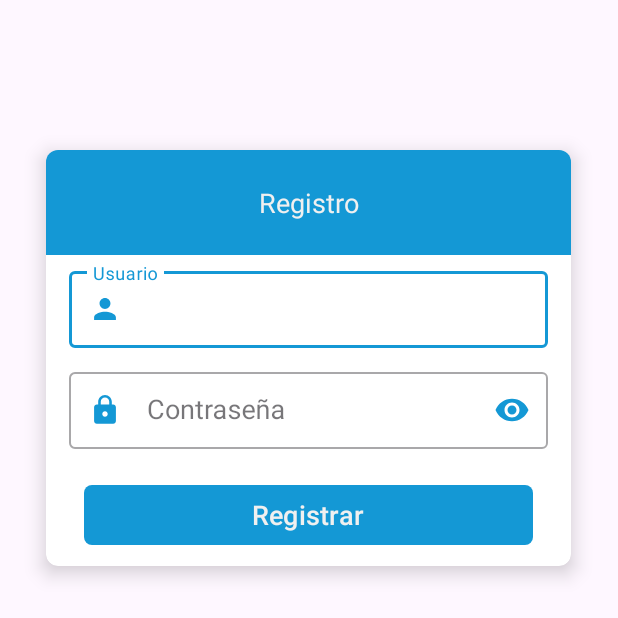
After one commit to kevabin01/SuperHero, an Android app: the fragment RegistroFragment shown on its own in the app's theme, on a phone screen of 412 x 824 dp, the top half of it. The commit adds this screen. Run offline under Robolectric (Android 15) with nearby library versions, the phone set to English and light mode, and no system bars; our stand-ins replace data binding; 7 statements that could not run were skipped.

Commit message:
Pantalla Registro y textos

```diff
--- /dev/null
+++ b/app/src/main/java/com/codequark/superhero/ui/fragments/RegistroFragment.java
@@ -0,0 +1,147 @@
+package com.codequark.superhero.ui.fragments;
+
+import android.os.Bundle;
+import android.text.Editable;
+import android.view.LayoutInflater;
+import android.view.View;
+import android.view.ViewGroup;
+import android.widget.Toast;
+
+import androidx.annotation.NonNull;
+import androidx.annotation.Nullable;
+import androidx.annotation.StringRes;
+import androidx.fragment.app.Fragment;
+import androidx.lifecycle.Observer;
+import androidx.lifecycle.ViewModelProvider;
+
+import com.codequark.superhero.R;
+import com.codequark.superhero.databinding.FragmentRegistroBinding;
+import com.codequark.superhero.managers.NetworkManager.LoginStateDef;
+import com.codequark.superhero.ui.dialogs.LoadingDialog;
+import com.codequark.superhero.viewModels.MainViewModel;
+import com.google.android.material.textfield.TextInputEditText;
+
+public class RegistroFragment extends Fragment {
+    private FragmentRegistroBinding binding;
+
+    private MainViewModel viewModel;
+
+    private LoadingDialog.Builder loadingBuilder;
+
+    @Nullable
+    @Override
+    public View onCreateView(@NonNull LayoutInflater inflater, @Nullable ViewGroup container, @Nullable Bundle savedInstanceState) {
+        viewModel = new ViewModelProvider(this).get(MainViewModel.class);
+        binding = FragmentRegistroBinding.inflate(inflater, container, false);
+        binding.setViewModel(viewModel);
+        return binding.getRoot();
+    }
+
+    @Override
+    public void onViewCreated(@NonNull View view, @Nullable Bundle savedInstanceState) {
+        super.onViewCreated(view, savedInstanceState);
+
+        loadingBuilder = new LoadingDialog.Builder(requireContext());
+
+        viewModel.getUpdating().observe(getViewLifecycleOwner(), new Observer<Boolean>() {
+            @Override
+            public void onChanged(Boolean updating) {
+                if(updating) {
+                    loadingBuilder.create();
+                } else {
+                    loadingBuilder.cancel();
+                }
+            }
+        });
+
+        viewModel.getLoginState().observe(getViewLifecycleOwner(), new Observer<Integer>() {
+            @Override
+            public void onChanged(Integer integer) {
+                @LoginStateDef
+                final int loginState = integer;
+
+                switch (loginState) {
+                    case LoginStateDef.STATE_DEFAULT:
+                    case LoginStateDef.STATE_LOGIN_ERROR_PASSWORD:
+                    case LoginStateDef.STATE_LOGIN_ERROR_NOT_EXISTS:
+                    case LoginStateDef.STATE_LOGIN_ERROR_MANY_REQUESTS: {
+                        break;
+                    }
+
+                    case LoginStateDef.STATE_LOGIN_SUCCESS: {
+                        viewModel.setUpdating(false);
+
+                        //viewModel.setDestination(R.id.navigationListas);
+                        break;
+                    }
+
+                    case LoginStateDef.STATE_LOGIN_ERROR: {
+                        viewModel.setUpdating(false);
+
+                        showToast(R.string.textError);
+                        break;
+                    }
+
+                    case LoginStateDef.STATE_LOGIN_ERROR_NETWORK: {
+                        viewModel.setUpdating(false);
+
+                        showToast(R.string.textCheckInternet);
+                        break;
+                    }
+
+                    case LoginStateDef.STATE_LOGIN_ERROR_USUARIO: {
+                        viewModel.setUpdating(false);
+
+                        showToast(R.string.textUsuarioInvalido);
+                        break;
+                    }
+
+                    case LoginStateDef.STATE_LOGIN_ERROR_USUARIO_EMPTY: {
+                        binding.edtUsuario.setError(text(R.string.textUsuarioVacio));
+                        binding.edtUsuario.requestFocus();
+                        break;
+                    }
+
+                    case LoginStateDef.STATE_LOGIN_ERROR_PASSWORD_EMPTY: {
+                        binding.edtPassword.setError(text(R.string.textPasswordVacio));
+                        binding.edtPassword.requestFocus();
+                        break;
+                    }
+
+                    case LoginStateDef.STATE_LOGIN_ERROR_PASSWORD_LONGITUD: {
+                        binding.edtPassword.setError(text(R.string.textErrorCampoLongitud));
+                        binding.edtPassword.requestFocus();
+                        break;
+                    }
+
+                    case LoginStateDef.STATE_LOGIN_ERROR_EXISTS: {
+                        viewModel.setUpdating(false);
+
+                        showToast(R.string.textUsuarioExiste);
+                        break;
+                    }
+                }
+            }
+        });
+    }
+
+    private void showToast(@StringRes int resource) {
+        Toast.makeText(requireContext(), resource, Toast.LENGTH_SHORT).show();
+    }
+
+    @NonNull
+    private String extractText(@NonNull TextInputEditText view) {
+        final Editable editable = view.getText();
+
+        if(editable == null) {
+            return "";
+        }
+
+        return editable.toString();
+    }
+
+    @NonNull
+    private String text(@StringRes int key) {
+        return getResources().getString(key);
+    }
+}
--- /dev/null
+++ b/app/src/main/res/layout/fragment_registro.xml
@@ -0,0 +1,110 @@
+<?xml version="1.0" encoding="utf-8"?>
+<layout xmlns:android="http://schemas.android.com/apk/res/android"
+    xmlns:app="http://schemas.android.com/apk/res-auto">
+
+    <data>
+        <variable
+            name="viewModel"
+            type="com.codequark.superhero.viewModels.MainViewModel" />
+    </data>
+
+    <androidx.cardview.widget.CardView
+        android:layout_width="@dimen/dialogWidthSize"
+        android:layout_height="wrap_content"
+        android:layout_gravity="center_horizontal"
+        android:layout_marginTop="100dp"
+        style="@style/Style.CardView">
+
+        <LinearLayout
+            android:layout_width="@dimen/dialogWidthSize"
+            android:layout_height="match_parent"
+            android:orientation="vertical">
+
+            <RelativeLayout
+                android:layout_width="match_parent"
+                android:layout_height="wrap_content"
+                android:background="@color/colorPrimary">
+
+                <TextView
+                    android:layout_width="match_parent"
+                    android:layout_height="50dp"
+                    android:text="@string/titleRegistro"
+                    android:textSize="18sp"
+                    android:textColor="@color/colorWhite"
+                    android:gravity="center"
+                    android:layout_marginTop="10dp"
+                    android:layout_marginStart="20dp"
+                    android:layout_marginEnd="20dp"
+                    android:layout_marginBottom="10dp" />
+
+            </RelativeLayout>
+
+            <com.google.android.material.textfield.TextInputLayout
+                android:layout_width="match_parent"
+                android:layout_height="wrap_content"
+                android:layout_marginTop="5dp"
+                android:layout_marginBottom="5dp"
+                app:startIconDrawable="@drawable/ic_action_person"
+                app:startIconTint="@color/colorPrimary"
+                style="@style/Style.TextInputLayout">
+
+                <com.google.android.material.textfield.TextInputEditText
+                    android:id="@+id/edtUsuario"
+                    android:layout_width="match_parent"
+                    android:layout_height="wrap_content"
+                    android:text="@={viewModel.usuario}"
+                    android:textSize="@dimen/textSizeNormal"
+                    android:textColor="@color/textColor"
+                    android:textColorHint="@color/textColor"
+                    android:hint="@string/titleUsuario"
+                    android:inputType="text"
+                    android:importantForAutofill="no"
+                    android:digits="abcdefghijklmnopqrstuvwxyz"
+                    style="@style/Style.TextInputEditText" />
+
+            </com.google.android.material.textfield.TextInputLayout>
+
+            <com.google.android.material.textfield.TextInputLayout
+                android:layout_width="match_parent"
+                android:layout_height="wrap_content"
+                android:layout_marginTop="5dp"
+                android:layout_marginBottom="10dp"
+                app:startIconDrawable="@drawable/ic_action_password"
+                app:startIconTint="@color/colorPrimary"
+                app:endIconMode="password_toggle"
+                app:endIconTint="@color/colorPrimary"
+                style="@style/Style.TextInputLayout">
+
+                <com.google.android.material.textfield.TextInputEditText
+                    android:id="@+id/edtPassword"
+                    android:layout_width="match_parent"
+                    android:layout_height="wrap_content"
+                    android:text="@={viewModel.password}"
+                    android:hint="@string/titlePassword"
+                    android:textSize="@dimen/textSizeNormal"
+                    android:inputType="textPassword"
+                    android:importantForAutofill="no"
+                    style="@style/Style.TextInputEditText" />
+
+            </com.google.android.material.textfield.TextInputLayout>
+
+            <com.google.android.material.button.MaterialButton
+                android:id="@+id/btnRegistrar"
+                android:layout_width="match_parent"
+                android:layout_height="wrap_content"
+                android:text="@string/titleRegistrar"
+                android:textColor="@color/colorWhite"
+                android:textSize="@dimen/textSizeNormal"
+                android:onClick="@{viewModel::registrar}"
+                android:textAllCaps="false"
+                android:layout_marginTop="10dp"
+                android:layout_marginBottom="10dp"
+                android:layout_marginStart="25dp"
+                android:layout_marginEnd="25dp"
+                app:cornerRadius="@dimen/cornerButton" />
+
+        </LinearLayout>
+
+    </androidx.cardview.widget.CardView>
+
+</layout>
--- a/app/src/main/res/values/strings.xml
+++ b/app/src/main/res/values/strings.xml
@@ -2,4 +2,26 @@
 <resources>
 	<string name="titleAppName">SuperHero</string>
 
+	<string name="titleLogin">Iniciar sesión</string>
+	<string name="titleRegistro">Registro</string>
+	<string name="titleUsuario">Usuario</string>
+	<string name="titlePassword">Contraseña</string>
+	<string name="titleRegistrar">Registrar</string>
+	<string name="titleRegistrarse">Registrarse</string>
+
+	<string name="textLogin" translatable="false">Iniciar sesión</string>
+	<string name="textError">Ha ocurrido un error, inténtalo de nuevo</string>
+	<string name="textCheckInternet">Compruebe su conexión a internet</string>
+	<string name="textUsuarioVacio">El usuario no puede estár vacío</string>
+	<string name="textPasswordVacio">La contraseña no puede estár vacía</string>
+	<string name="textErrorCampoVacio">El campo no puede quedar vacío</string>
+	<string name="textErrorCampoLongitud">El campo debe ser de al menos 6 caracteres</string>
+	<string name="textUsuarioInvalido">Usuario invalido, verifiquelo por favor</string>
+	<string name="textPasswordInvalido">Contraseña invalida, verifiquelo por favor</string>
+	<string name="textUsuarioExiste">Este usuario ya existe, intente con otro</string>
+	<string name="textUsuarioNoExiste">No se encuentra ninguna cuenta registrada</string>
+	<string name="textErrorLoginDemasiadosIntentos">Se han realizado demasiados intentos, intente de nuevo en 15 minutos</string>
+
+	<!-- SharedPreferences -->
+	<string name="key_login">key_login</string>
 </resources>
```
